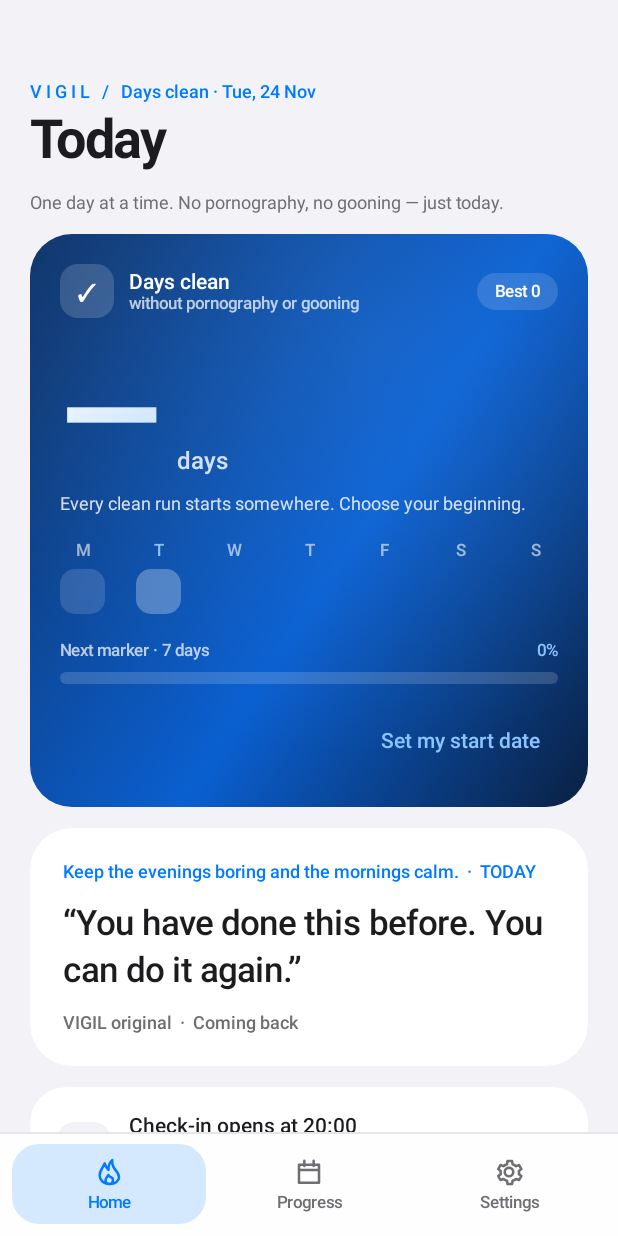
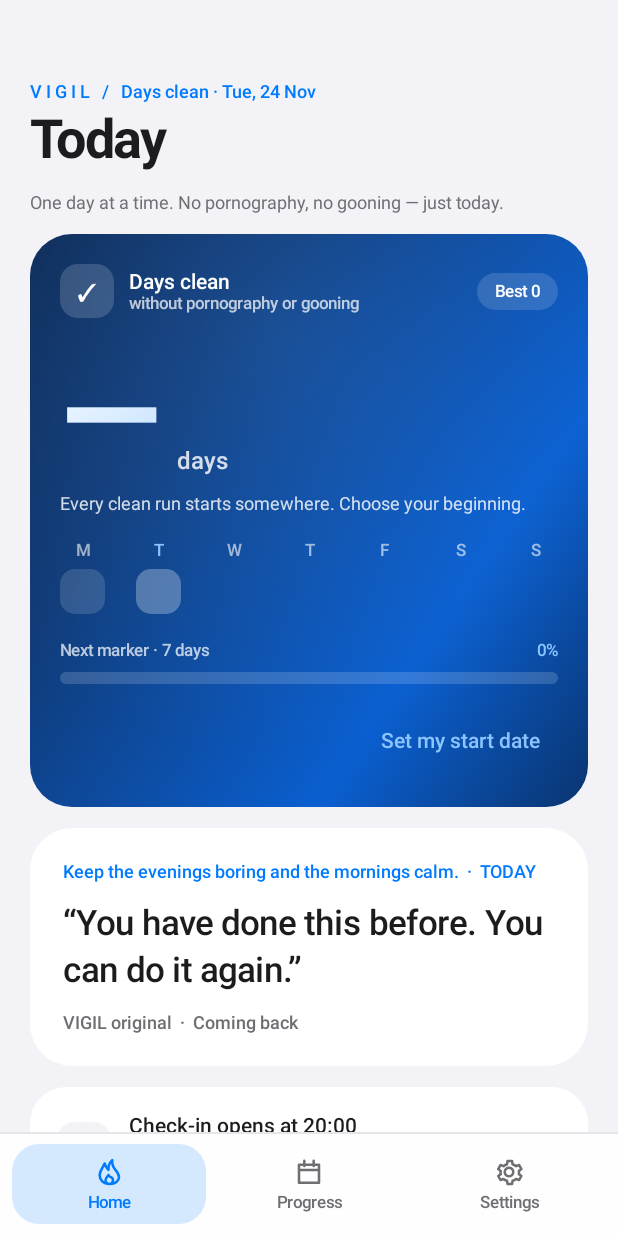
Before and after one commit to ddarknessbg22-creator/vigil-app, an Android app built with Jetpack Compose: the screen it shows after launch (MainActivity), on a phone screen of 412 x 824 dp. Run offline under Robolectric (Android 15) with nearby library versions, the phone set to English and light mode, and no system bars; our stand-ins replace Room's generated code; pictures from the network do not load.

Commit message:
Perf: static gradient, instant tab switch, no per-frame redraw

```diff
--- a/app/src/main/java/com/vigil/app/ui/components/LivingGradient.kt
+++ b/app/src/main/java/com/vigil/app/ui/components/LivingGradient.kt
@@ -1,27 +1,17 @@
 package com.vigil.app.ui.components
 
-import androidx.compose.animation.core.Animatable
-import androidx.compose.animation.core.LinearEasing
-import androidx.compose.animation.core.RepeatMode
-import androidx.compose.animation.core.infiniteRepeatable
-import androidx.compose.animation.core.tween
-import androidx.compose.runtime.Composable
-import androidx.compose.runtime.LaunchedEffect
-import androidx.compose.runtime.remember
 import androidx.compose.ui.Modifier
 import androidx.compose.ui.draw.drawBehind
 import androidx.compose.ui.graphics.Brush
 import androidx.compose.ui.graphics.Color
-import kotlin.math.PI
-import kotlin.math.sin
 
 /**
- * Living blue gradient, drawn entirely in the draw phase.
+ * Premium blue gradient — drawn once, never animated.
  *
- * The animated value is read ONLY inside `drawBehind` — Compose invalidates
- * the draw node, not the composition. No screen recomposes per frame.
+ * A continuously animating gradient invalidates a draw node every frame even
+ * when the user is idle. Rendering it once keeps the app at rest truly at
+ * rest, which is the single biggest win for battery and sustained frame rate.
  */
-@Composable
 fun Modifier.livingGradient(
     base: List<Color> = listOf(
         Color(0xFF0A1E3D),
@@ -30,36 +20,23 @@ fun Modifier.livingGradient(
         Color(0xFF0A1E3D)
     ),
     glow: Color = Color(0xFF4C9DFF),
-    periodMs: Int = 9000
-): Modifier {
-    val phase = remember { Animatable(0f) }
-    LaunchedEffect(Unit) {
-        phase.animateTo(
-            1f,
-            infiniteRepeatable(tween(periodMs / 2, easing = LinearEasing), RepeatMode.Reverse)
-        )
-    }
-
-    return this.drawBehind {
-        // Read in draw phase only — never in composition.
-        val p = phase.value
-        val drift = ((sin(p.toDouble() * 2.0 * PI) + 1.0) / 2.0).toFloat()
+    @Suppress("UNUSED_PARAMETER") periodMs: Int = 9000
+): Modifier = this.drawBehind {
     val w = size.width
     val h = size.height
 
     drawRect(
         brush = Brush.linearGradient(
             colors = base,
-                start = androidx.compose.ui.geometry.Offset(-w * (0.25f + drift * 0.5f), 0f),
-                end = androidx.compose.ui.geometry.Offset(w * (1.25f - drift * 0.35f), h)
+            start = androidx.compose.ui.geometry.Offset(-w * 0.25f, 0f),
+            end = androidx.compose.ui.geometry.Offset(w * 1.25f, h)
         )
     )
     drawRect(
         brush = Brush.radialGradient(
-                colors = listOf(glow.copy(alpha = 0.20f), Color.Transparent),
-                center = androidx.compose.ui.geometry.Offset(w * (0.15f + drift * 0.7f), h * 0.18f),
+            colors = listOf(glow.copy(alpha = 0.18f), Color.Transparent),
+            center = androidx.compose.ui.geometry.Offset(w * 0.45f, h * 0.18f),
             radius = w * 0.75f
         )
     )
 }
-}
--- a/app/src/main/java/com/vigil/app/ui/navigation/NavHost.kt
+++ b/app/src/main/java/com/vigil/app/ui/navigation/NavHost.kt
@@ -85,22 +85,13 @@ fun VigilApp(vm: VigilViewModel = viewModel()) {
             snackbarHost = { SnackbarHost(snackbar, modifier = Modifier.padding(bottom = 12.dp)) },
             bottomBar = { VigilNavBar(current = tab, onSelect = { tab = it }) }
         ) { padding ->
+            // iOS tab bars switch instantly — no crossfade of two full screens.
+            // Composing two screens at once (AnimatedContent) was the tab lag.
             Box(Modifier.fillMaxSize().padding(padding)) {
-                AnimatedContent(
-                    targetState = tab,
-                    transitionSpec = {
-                        // Quick, quiet crossfade with a gentle scale — iOS-like,
-                        // and cheap: only the two screens' layers are involved.
-                        (fadeIn(tween(220)) + scaleIn(tween(260), initialScale = 0.97f)) togetherWith
-                            (fadeOut(tween(150)) + scaleOut(tween(200), targetScale = 1.02f))
-                    },
-                    label = "tabTransition"
-                ) { current ->
-                    when (current) {
-                        "Progress" -> ProgressScreen(vm)
-                        "Settings" -> SettingsScreen(vm)
-                        else -> HomeScreen(vm)
-                    }
+                when (tab) {
+                    "Progress" -> ProgressScreen(vm)
+                    "Settings" -> SettingsScreen(vm)
+                    else -> HomeScreen(vm)
                 }
             }
         }
```
Lines whose indentation alone changed are shown as unchanged.
